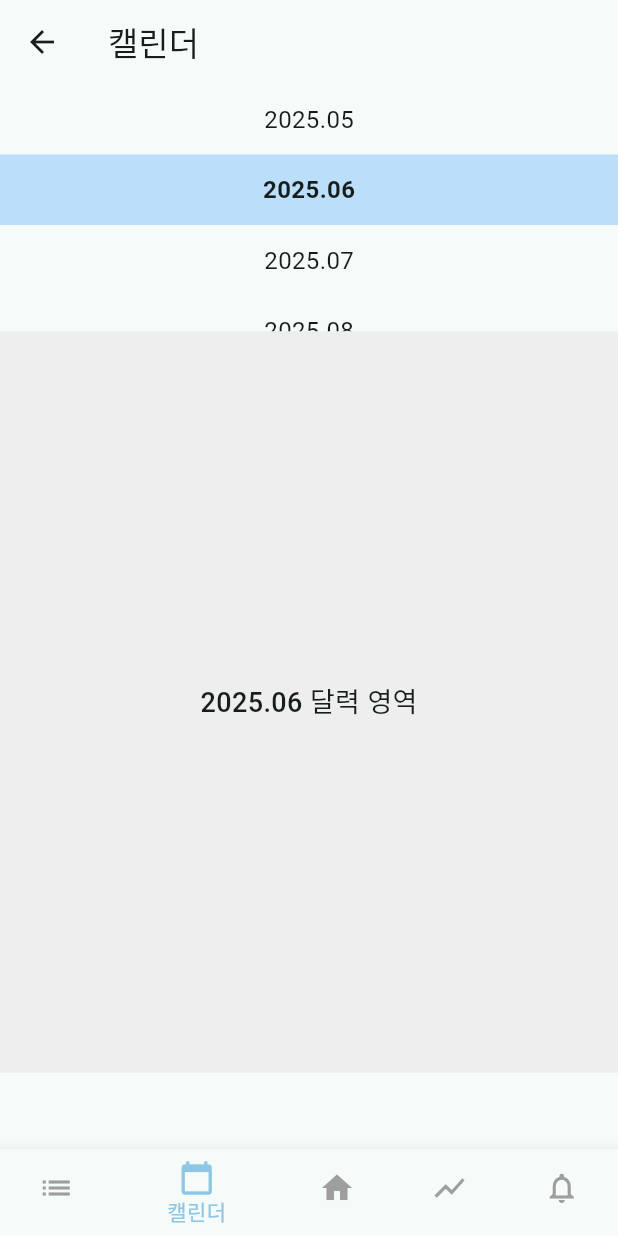
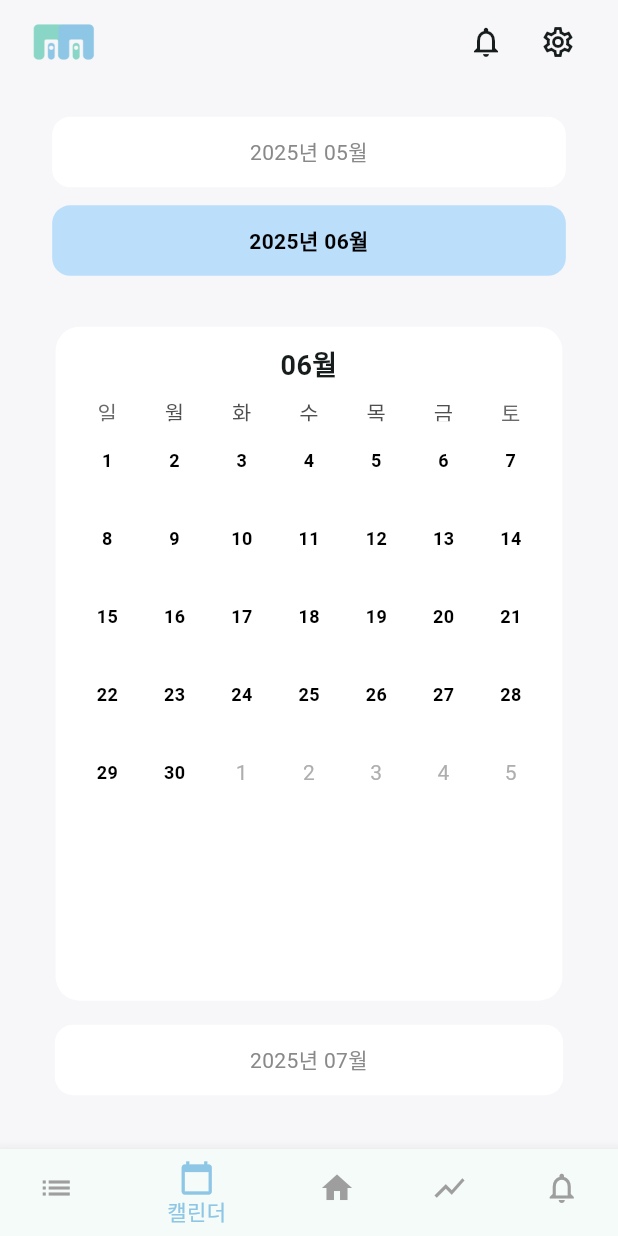
Before and after one commit to 8oo30un/moneytor, a Flutter app: the screen it shows after launch, item 2 of the bottom bar chosen, on a phone screen of 412 x 824 dp. Run offline on Flutter 3.47's test engine with Material 3 defaults, Android fonts, the phone set to English and light mode, and no system bars; drawn by our look-alikes of table_calendar; our stand-ins replace cloud_firestore, firebase_auth, firebase_core, google_sign_in; accounts and stored records are empty.

Commit message:
add: calendar design

```diff
--- a/lib/calendar_page.dart
+++ b/lib/calendar_page.dart
@@ -1,5 +1,6 @@
 import 'package:flutter/material.dart';
 import 'package:intl/intl.dart';
+import 'package:table_calendar/table_calendar.dart';
 
 class CalendarPage extends StatefulWidget {
   const CalendarPage({super.key});
@@ -21,99 +22,193 @@
   }
 
   Widget _buildMonthItem(DateTime month, {required bool isSelected}) {
-    final monthStr = DateFormat('yyyy.MM').format(month);
+    final monthStr = DateFormat('yyyy년 MM월', 'ko').format(month);
     return GestureDetector(
       onTap: () {
         setState(() {
-          selectedMonth = month;
+          selectedMonth = DateTime(month.year, month.month);
         });
       },
       child: Container(
         alignment: Alignment.center,
-        padding: const EdgeInsets.symmetric(vertical: 12.0),
-        color: isSelected ? Colors.blue[100] : Colors.transparent,
+        padding: const EdgeInsets.symmetric(vertical: 13, horizontal: 0),
+        decoration:
+            isSelected
+                ? BoxDecoration(
+                  color: Colors.blue[100],
+                  borderRadius: BorderRadius.circular(12),
+                )
+                : BoxDecoration(
+                  color: Colors.white,
+                  borderRadius: BorderRadius.circular(12),
+                ),
         child: Text(
           monthStr,
           style: TextStyle(
-            fontSize: 16,
+            fontSize: 14,
             fontWeight: isSelected ? FontWeight.bold : FontWeight.normal,
+            color: isSelected ? Colors.black : const Color(0xFF898989),
           ),
+          textAlign: TextAlign.center,
         ),
       ),
     );
   }
 
-  Widget _buildMonthSelector() {
-    final months = [
-      selectedMonth.subtract(const Duration(days: 30)),
-      selectedMonth,
-      selectedMonth.add(const Duration(days: 30)),
-      selectedMonth.add(const Duration(days: 60)),
-    ];
-
+  Widget _buildUpperMonths(DateTime previousMonth, DateTime selected) {
     return Column(
-      children:
-          months.map((month) {
-            return _buildMonthItem(
-              month,
-              isSelected:
-                  month.year == selectedMonth.year &&
-                  month.month == selectedMonth.month,
-            );
-          }).toList(),
+      mainAxisAlignment: MainAxisAlignment.center,
+      children: [
+        Container(
+          margin: const EdgeInsets.symmetric(horizontal: 8, vertical: 6),
+          child: _buildMonthItem(previousMonth, isSelected: false),
+        ),
+        Container(
+          margin: const EdgeInsets.symmetric(horizontal: 8, vertical: 6),
+          child: _buildMonthItem(selected, isSelected: true),
+        ),
+      ],
     );
   }
 
-  Widget _buildCalendarPlaceholder() {
+  Widget _buildLowerMonth(DateTime nextMonth) {
+    return Column(
+      children: [
+        const SizedBox(height: 4),
+        Container(
+          margin: const EdgeInsets.symmetric(horizontal: 16),
+          child: _buildMonthItem(nextMonth, isSelected: false),
+        ),
+      ],
+    );
+  }
+
+  Widget _buildCalendar() {
+    final monthTitle = DateFormat('MM월', 'ko').format(selectedMonth);
     return Container(
-      color: Colors.grey[200],
-      child: Center(
+      decoration: BoxDecoration(
+        color: Colors.white,
+        borderRadius: BorderRadius.circular(16),
+      ),
+      padding: const EdgeInsets.all(12),
+      child: Column(
+        children: [
+          Text(
+            monthTitle,
+            style: const TextStyle(fontSize: 18, fontWeight: FontWeight.bold),
+            textAlign: TextAlign.center,
+          ),
+          const SizedBox(height: 8),
+          TableCalendar(
+            locale: 'ko_KR',
+            focusedDay: selectedMonth,
+            firstDay: DateTime.utc(2020, 1, 1),
+            lastDay: DateTime.utc(2030, 12, 31),
+            headerVisible: false,
+            calendarFormat: CalendarFormat.month,
+            selectedDayPredicate:
+                (day) =>
+                    day.year == selectedMonth.year &&
+                    day.month == selectedMonth.month,
+            onDaySelected: (selectedDay, focusedDay) {
+              setState(() {
+                selectedMonth = DateTime(selectedDay.year, selectedDay.month);
+              });
+            },
+            onPageChanged: (focusedDay) {
+              setState(() {
+                selectedMonth = DateTime(focusedDay.year, focusedDay.month);
+              });
+            },
+            eventLoader: (day) => [],
+            calendarBuilders: CalendarBuilders(
+              markerBuilder: (context, date, events) => const SizedBox.shrink(),
+              singleMarkerBuilder:
+                  (context, date, event) => const SizedBox.shrink(),
+              defaultBuilder: (context, day, focusedDay) {
+                return Center(
                   child: Text(
-          '${DateFormat('yyyy.MM').format(selectedMonth)} 달력 영역',
-          style: const TextStyle(fontSize: 18, fontWeight: FontWeight.w500),
+                    '${day.day}',
+                    style: const TextStyle(fontSize: 12, color: Colors.black),
                   ),
+                );
+              },
+              todayBuilder: (context, day, focusedDay) {
+                return Center(
+                  child: Text(
+                    '${day.day}',
+                    style: const TextStyle(
+                      fontSize: 12,
+                      color: Colors.black,
+                      fontWeight: FontWeight.bold,
+                    ),
+                  ),
+                );
+              },
+              selectedBuilder: (context, day, focusedDay) {
+                return Center(
+                  child: Text(
+                    '${day.day}',
+                    style: const TextStyle(
+                      fontSize: 12,
+                      color: Colors.black,
+                      fontWeight: FontWeight.bold,
+                    ),
+                  ),
+                );
+              },
+            ),
+          ),
+        ],
       ),
     );
   }
 
   @override
   Widget build(BuildContext context) {
-    final screenHeight = MediaQuery.of(context).size.height;
+    final DateTime previousMonth = DateTime(
+      selectedMonth.year,
+      selectedMonth.month - 1,
+    );
+    final DateTime nextMonth = DateTime(
+      selectedMonth.year,
+      selectedMonth.month + 1,
+    );
+
     return Scaffold(
-      appBar: AppBar(title: const Text('캘린더')),
-      body: Column(
+      backgroundColor: const Color.fromRGBO(247, 247, 249, 1),
+      appBar: null, // 위 공간 확보 위해 appBar 제거
+      body: SafeArea(
+        child: Center(
+          child: Column(
             children: [
-          SizedBox(height: screenHeight * 0.2, child: _buildMonthSelector()),
-          SizedBox(
-            height: screenHeight * 0.6,
-            child: _buildCalendarPlaceholder(),
+              Expanded(
+                flex: 2,
+                child: SizedBox(
+                  width: MediaQuery.of(context).size.width * 0.87,
+                  child: _buildUpperMonths(previousMonth, selectedMonth),
                 ),
+              ),
+              const SizedBox(height: 12),
+              Expanded(
+                flex: 6,
+                child: SizedBox(
+                  width: MediaQuery.of(context).size.width * 0.82,
+                  child: _buildCalendar(),
+                ),
+              ),
+              const SizedBox(height: 12),
+              Expanded(
+                flex: 1,
+                child: SizedBox(
+                  width: MediaQuery.of(context).size.width * 0.9,
+                  child: _buildLowerMonth(nextMonth),
+                ),
+              ),
+              const SizedBox(height: 12),
             ],
           ),
-      bottomNavigationBar: BottomNavigationBar(
-        backgroundColor: Colors.white,
-        currentIndex: 1, // 캘린더는 두 번째 탭
-        selectedItemColor: const Color.fromRGBO(142, 198, 230, 1),
-        unselectedItemColor: Colors.grey,
-        onTap: (index) {
-          if (index == 2) {
-            Navigator.pushReplacementNamed(context, '/'); // 홈으로 이동
-          }
-          // 필요한 경우 다른 페이지도 라우팅
-        },
-        items: const [
-          BottomNavigationBarItem(icon: Icon(Icons.list), label: '리스트'),
-          BottomNavigationBarItem(
-            icon: Icon(Icons.calendar_today),
-            label: '캘린더',
         ),
-          BottomNavigationBarItem(icon: Icon(Icons.home), label: '홈'),
-          BottomNavigationBarItem(icon: Icon(Icons.show_chart), label: '그래프'),
-          BottomNavigationBarItem(
-            icon: Icon(Icons.notifications_none),
-            label: '알림',
-          ),
-        ],
       ),
     );
   }
--- a/lib/home.dart
+++ b/lib/home.dart
@@ -22,9 +22,11 @@
 
 enum SortType { price, date }
 
-class _HomePageState extends State<HomePage>
-    with SingleTickerProviderStateMixin {
+class _HomePageState extends State<HomePage> with TickerProviderStateMixin {
+  late AnimationController _shakeController;
+
   int _selectedIndex = 2; // 홈이 기본 선택된 탭
+  late PageController _pageController;
 
   int currentPageIndex = 0;
   PageController pageController = PageController();
@@ -44,13 +46,13 @@
 
   // List<String> categories => List<RegisterCardModel> registerCards 로 변경
   List<RegisterCardModel> registerCards = [];
-
-  late final AnimationController _shakeController;
   late final Animation<double> _shakeAnimation;
 
   @override
   void initState() {
     super.initState();
+    _pageController = PageController(initialPage: _selectedIndex);
+
     registerCards.sort((a, b) => b.totalAmount.compareTo(a.totalAmount));
 
     final user = FirebaseAuth.instance.currentUser;
@@ -85,6 +87,12 @@
     _calculateStatus();
   }
 
+  @override
+  void dispose() {
+    _pageController.dispose();
+    super.dispose();
+  }
+
   Future<void> _loadRegisterCards() async {
     try {
       final cards = await _registerCardRepo.fetchRegisterCards();
@@ -99,10 +107,17 @@
   }
 
   void _onItemTapped(int index) {
+    if (index == 1) {
+      // 캘린더 페이지로 이동
+      Navigator.push(
+        context,
+        MaterialPageRoute(builder: (context) => CalendarPage()),
+      );
+    } else {
       setState(() {
         _selectedIndex = index;
-      // Add navigation logic here if needed
       });
+    }
   }
 
   void _showAddCategoryDialog() {
@@ -317,6 +332,8 @@
   @override
   @override
   Widget build(BuildContext context) {
+    final titles = ['리스트', '캘린더', '홈', '그래프', '알림'];
+
     return Scaffold(
       backgroundColor: const Color.fromRGBO(247, 247, 249, 1),
       appBar: AppBar(
@@ -340,7 +357,19 @@
           ],
         ),
       ),
-      body: HomeContent(
+      body: PageView(
+        controller: _pageController,
+        onPageChanged: (index) {
+          setState(() {
+            _selectedIndex = index;
+          });
+        },
+        children: [
+          // ListPage(),
+          // 0번: 리스트 페이지 (임시 빈 컨테이너 등)
+          Container(color: Colors.white), // 리스트 페이지 자리
+          CalendarPage(),
+          HomeContent(
             registerCardRepo: _registerCardRepo,
             userName: userName,
             monthlyGoal: monthlyGoal,
@@ -362,7 +391,9 @@
             onGoalSaved: (RegisterCardModel updatedCard) {
               setState(() {
                 selectedCard = updatedCard;
-            int idx = registerCards.indexWhere((c) => c.id == updatedCard.id);
+                int idx = registerCards.indexWhere(
+                  (c) => c.id == updatedCard.id,
+                );
                 if (idx != -1) registerCards[idx] = updatedCard;
               });
               _calculateStatus();
@@ -467,7 +498,9 @@
               );
               updatedExpenses[index]['name'] = newName;
 
-          final updatedCard = selectedCard!.copyWith(expenses: updatedExpenses);
+              final updatedCard = selectedCard!.copyWith(
+                expenses: updatedExpenses,
+              );
 
               try {
                 await _registerCardRepo.updateRegisterCard(updatedCard);
@@ -484,6 +517,14 @@
               }
             },
           ),
+          // ChartPage(),
+          // NotificationPage(),
+          Container(color: Colors.white),
+          // 4번: 알림 페이지 (임시)
+          Container(color: Colors.white),
+        ],
+      ),
+
       // 기존 바텀바 코드 유지
       bottomNavigationBar: BottomNavigationBar(
         backgroundColor: Colors.white,
@@ -494,13 +535,11 @@
           setState(() {
             _selectedIndex = index;
           });
-
-          if (index == 1) {
-            Navigator.push(
-              context,
-              MaterialPageRoute(builder: (context) => CalendarPage()),
+          _pageController.animateToPage(
+            index,
+            duration: const Duration(milliseconds: 300),
+            curve: Curves.easeInOut,
           );
-          }
         },
         items: const [
           BottomNavigationBarItem(icon: Icon(Icons.list), label: '리스트'),
--- a/lib/main.dart
+++ b/lib/main.dart
@@ -1,11 +1,14 @@
 import 'package:flutter/material.dart';
 import 'package:firebase_core/firebase_core.dart';
+import 'package:moneytor/calendar_page.dart';
 import 'package:moneytor/home.dart';
 import 'login.dart';
 import 'firebase_options.dart';
+import 'package:intl/date_symbol_data_local.dart';
 
-void main() {
+void main() async {
   WidgetsFlutterBinding.ensureInitialized();
+  await initializeDateFormatting('ko', null);
   runApp(const InitializationApp());
 }
 
--- a/pubspec.yaml
+++ b/pubspec.yaml
@@ -30,6 +30,7 @@
   intl: ^0.18.1
   flutter:
     sdk: flutter
+  table_calendar: ^3.0.9 # 최신 버전은 pub.dev에서 확인
   firebase_core: ^3.13.0
   firebase_auth: ^5.5.3
   cloud_firestore: ^5.6.7
```
Also changed, not shown: pubspec.lock. Lines whose indentation alone changed are shown as unchanged.
